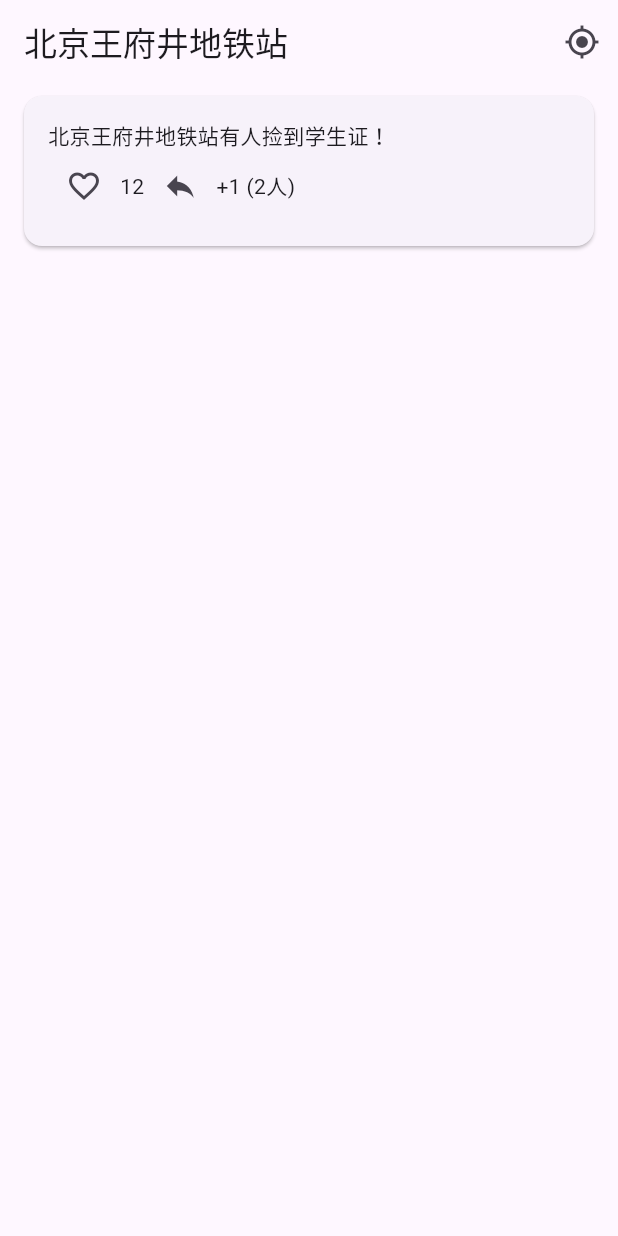
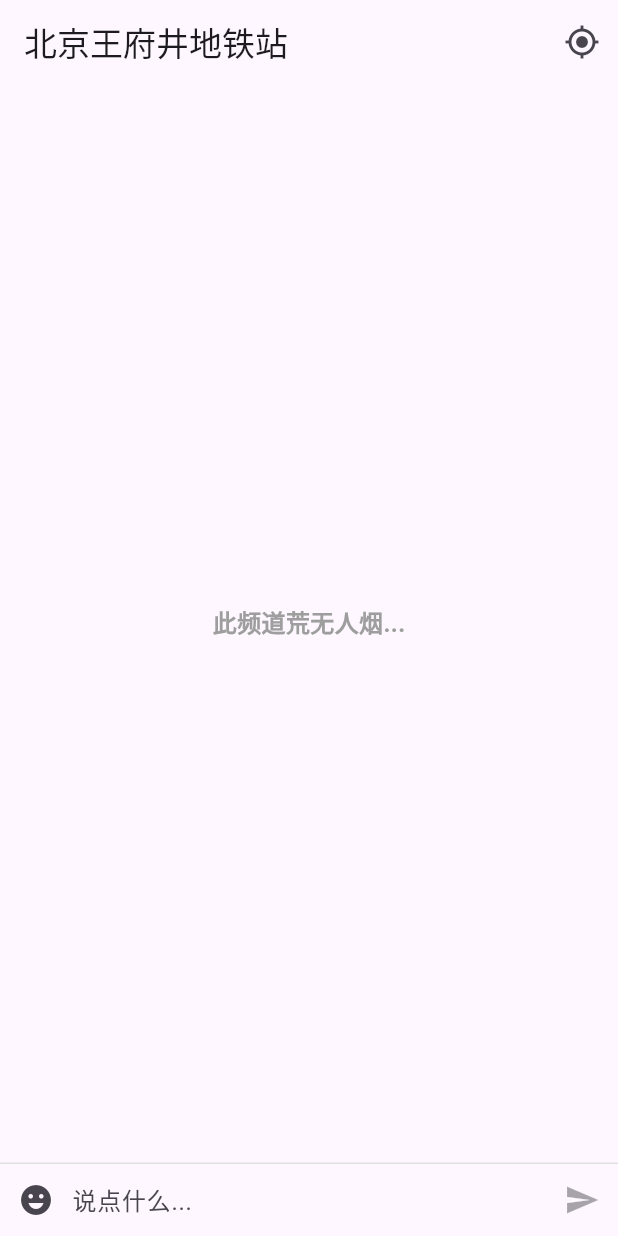
Before and after one commit to xwLyc/GeoWhisper, a Flutter app: the screen it shows after launch, on a phone screen of 412 x 824 dp. Run offline on Flutter 3.47's test engine with Material 3 defaults, Android fonts, the phone set to English and light mode, and no system bars; our stand-ins replace dash_chat_2, emoji_picker_flutter, flutter_chat_types, geolocator.

Commit message:
add chat channel

```diff
--- a/lib/main.dart
+++ b/lib/main.dart
@@ -1,6 +1,7 @@
 import 'package:flutter/material.dart';
 import 'pages/message_list_page.dart';
 import 'routes.dart'; // 引入路由配置
+import './services/message_service.dart';
 
 void main() {
   runApp(const MyApp());
@@ -15,7 +16,11 @@ class MyApp extends StatelessWidget {
       title: '匿名树洞',
       theme: ThemeData.light(),
       darkTheme: ThemeData.dark(),
-      home: const MessageListPage(),
+      home: MessageListPage(
+        messageService: MockMessageService(), // ✅ 使用模拟数据
+        // TODO: 上线替换
+        //  messageService: ApiMessageService(), // ✅ 一键替换为真实接口
+      ),
       routes: appRoutes,
       onGenerateRoute: generateRoute, // ✅ 必须启用动态路由
     );
--- a/lib/models/channel.dart
+++ b/lib/models/channel.dart
@@ -1,11 +1,28 @@
+// models/channel.dart
+import 'dart:convert';
+
 class Channel {
-  final String name;
-  final int distance;
-  final int activeUsers;
+  final String id;
+  final String name; // 聊天室名称
+  final int onlineCount;
+  final String currentUserId; // 当前登录用户 ID（用于判断自己）
+  final String authorId; // 楼主 ID（用于判断是否为楼主）
 
   Channel({
+    required this.id,
     required this.name,
-    required this.distance,
-    required this.activeUsers,
+    required this.authorId,
+    required this.currentUserId, // ✅ 必须初始化
+    this.onlineCount = 0,
   });
+
+  factory Channel.fromJson(Map<String, dynamic> json, String currentUserId) {
+    return Channel(
+      id: json['id'],
+      name: json['name'],
+      onlineCount: json['onlineCount'] ?? 0,
+      currentUserId: currentUserId,
+      authorId: json['authorId'],
+    );
+  }
 }
--- a/lib/models/message.dart
+++ b/lib/models/message.dart
@@ -1,15 +1,35 @@
+// lib/models/message.dart
+import 'package:json_annotation/json_annotation.dart';
+import 'dart:convert';
+
+part 'message.g.dart'; // ✅ 必须与文件名一致（自动生成）
+
+@JsonSerializable() // ✅ 标记类为可序列化
 class Message {
+  final String id;
   final String content;
   final int likes;
   final int replies;
   final String channelId;
   final DateTime timestamp;
+  final int onlineCount;
+  final String authorId;
 
   Message({
+    required this.id,
     required this.content,
-    required this.likes,
-    required this.replies,
+    this.likes = 0,
+    this.replies = 0,
     required this.channelId,
     required this.timestamp,
+    required this.authorId,
+    this.onlineCount = 0,
   });
+
+  // ✅ 使用生成的 _$MessageFromJson
+  factory Message.fromJson(Map<String, dynamic> json) =>
+      _$MessageFromJson(json);
+
+  // ✅ 使用生成的 _$MessageToJson
+  Map<String, dynamic> toJson() => _$MessageToJson(this);
 }
--- a/lib/pages/message_list_page.dart
+++ b/lib/pages/message_list_page.dart
@@ -2,11 +2,17 @@
 import 'package:flutter/material.dart';
 import 'package:geolocator/geolocator.dart'; // ✅ 正确导入 geolocator
 import '../services/location_service.dart';
-import '../services/mock_messages.dart'; // 模拟消息数据
+import '../services/message_service.dart';
 import '../widgets/message_list_view.dart';
+import '../widgets/chat_input_bar.dart';
+import '../models/message.dart';
 
 class MessageListPage extends StatefulWidget {
-  const MessageListPage({Key? key}) : super(key: key);
+  final MessageService messageService; // ✅ 注入依赖
+  const MessageListPage({
+    Key? key,
+    required this.messageService, // 可注入 MockMessageService 或 ApiMessageService
+  }) : super(key: key);
 
   @override
   State<MessageListPage> createState() => _MessageListPageState();
@@ -16,11 +22,35 @@ class _MessageListPageState extends State<MessageListPage> {
   String currentChannel = '定位中...';
   late Future<void> _initFuture;
   final LocationService _locationService = LocationService();
+  List<Message> messages = [];
 
   @override
   void initState() {
     super.initState();
     _initFuture = _loadInitialData();
+    messages = []; // ✅ 初始化为空列表
+  }
+
+  // 新增方法：添加新消息
+  void _addMessage(String content) async {
+    final newMessage = Message(
+      id: DateTime.now().millisecondsSinceEpoch.toString(), // ✅ 确保唯一 ID
+      authorId: 'xxx',
+      content: content,
+      likes: 0,
+      replies: 0,
+      channelId: currentChannel,
+      timestamp: DateTime.now(),
+    );
+    await widget.messageService.sendMessage(newMessage); // ✅ 提交到服务层
+    setState(() {
+      messages.insert(0, newMessage); // ✅ 将新消息插入到列表顶部
+    });
+    // 自动滚动到顶部
+    WidgetsBinding.instance.addPostFrameCallback((_) {
+      // 假设你有一个 ScrollController 控制 MessageListView
+      // 示例：scrollController.animateTo(0, ...);
+    });
   }
 
   Future<void> _loadInitialData() async {
@@ -28,9 +58,12 @@ class _MessageListPageState extends State<MessageListPage> {
       // ✅ 使用 await 获取 Position 对象
       final position = await _locationService.getCurrentPosition();
       if (position != null) {
+        final data =
+            await widget.messageService.getMessagesByChannel(currentChannel);
         final channels = _locationService.getNearbyChannels(position);
         setState(() {
           currentChannel = channels.isNotEmpty ? channels.first : '暂无附近频道';
+          messages = data;
         });
       } else {
         // ✅ 如果定位失败，使用默认位置（北京王府井）
@@ -95,7 +128,20 @@ class _MessageListPageState extends State<MessageListPage> {
         future: _initFuture,
         builder: (context, snapshot) {
           if (snapshot.connectionState == ConnectionState.done) {
-            return MessageListView(channel: currentChannel);
+            return Column(
+              children: [
+                Expanded(
+                  child: MessageListView(
+                      channel: currentChannel,
+                      messages: messages), // ✅ 传递 message
+                ),
+                SafeArea(
+                  top: false, // 只处理底部
+                  bottom: true,
+                  child: ChatInputBar(onSendMessage: _addMessage),
+                ),
+              ],
+            );
           }
           return const Center(child: CircularProgressIndicator());
         },
--- a/lib/services/mock_data.dart
+++ /dev/null
@@ -1,9 +0,0 @@
-import '../models/channel.dart';
-
-List<Channel> mockChannels = [
-  Channel(name: 'XX地铁站', distance: 200, activeUsers: 150),
-  Channel(name: 'XX商圈', distance: 300, activeUsers: 80),
-  Channel(name: '清华大学', distance: 500, activeUsers: 200),
-  Channel(name: '国贸星巴克', distance: 400, activeUsers: 120),
-  Channel(name: 'XX小区', distance: 1200, activeUsers: 50),
-];
--- a/lib/services/mock_messages.dart
+++ /dev/null
@@ -1,23 +0,0 @@
-// lib/models/mock_messages.dart
-class MockMessages {
-  static final List<Map<String, dynamic>> _messages = [
-    {
-      'content': '北京王府井地铁站有人捡到学生证！',
-      'channel': '北京王府井地铁站',
-      'likes': 12,
-      'replies': 2
-    },
-    {
-      'content': '上海陆家嘴星巴克有优惠活动！',
-      'channel': '星巴克(陆家嘴店)',
-      'likes': 8,
-      'replies': 1
-    },
-    {'content': '北京协和医院附近发现流浪猫', 'channel': '北京协和医院', 'likes': 5, 'replies': 0},
-  ];
-
-  static List<Map<String, dynamic>> getMessagesByChannel(String channel) {
-    if (channel == '定位中...') return [];
-    return _messages.where((msg) => msg['channel'] == channel).toList();
-  }
-}
--- a/lib/widgets/channel_item.dart
+++ b/lib/widgets/channel_item.dart
@@ -16,7 +16,7 @@ class ChannelItem extends StatelessWidget {
     return ListTile(
       leading: const Icon(Icons.location_on),
       title: Text(channel.name),
-      subtitle: Text('距离：${channel.distance}m'),
+      // subtitle: Text('距离：${channel.distance}m'),
       trailing: const Icon(Icons.arrow_forward_ios),
       onTap: onTap,
     );
--- /dev/null
+++ b/lib/widgets/chat_input_bar.dart
@@ -0,0 +1,102 @@
+import 'package:flutter/material.dart';
+import 'package:emoji_picker_flutter/emoji_picker_flutter.dart';
+
+class ChatInputBar extends StatefulWidget {
+  final Function(String) onSendMessage;
+
+  const ChatInputBar({Key? key, required this.onSendMessage}) : super(key: key);
+
+  @override
+  _ChatInputBarState createState() => _ChatInputBarState();
+}
+
+class _ChatInputBarState extends State<ChatInputBar> {
+  final TextEditingController _controller = TextEditingController();
+  bool _isInputValid = false;
+  bool _showEmojiPicker = false;
+
+  @override
+  void initState() {
+    super.initState();
+    _controller.addListener(() {
+      setState(() {
+        _isInputValid = _controller.text.trim().isNotEmpty; // ✅ 使用 trim()
+      });
+    });
+  }
+
+  void _sendMessage() {
+    final text = _controller.text.trim();
+    if (text.isNotEmpty) {
+      widget.onSendMessage(text);
+      _controller.clear();
+      _closeEmojiPicker();
+      setState(() {
+        _isInputValid = false; // ✅ 发送后重置状态
+      });
+    }
+  }
+
+  void _toggleEmojiPicker() {
+    setState(() {
+      _showEmojiPicker = !_showEmojiPicker;
+    });
+  }
+
+  void _closeEmojiPicker() {
+    setState(() {
+      _showEmojiPicker = false;
+    });
+  }
+
+  @override
+  Widget build(BuildContext context) {
+    return Column(
+      children: [
+        Divider(height: 1, color: Colors.grey[300]),
+        Row(
+          children: [
+            IconButton(
+              icon: Icon(Icons.emoji_emotions),
+              onPressed: _toggleEmojiPicker,
+            ),
+            Expanded(
+              child: TextField(
+                controller: _controller,
+                maxLines: null,
+                minLines: 1,
+                keyboardType: TextInputType.multiline,
+                decoration: InputDecoration(
+                  hintText: '说点什么...',
+                  border: InputBorder.none,
+                ),
+                onSubmitted: (_) => _sendMessage(),
+              ),
+            ),
+            IconButton(
+              icon: Icon(Icons.send),
+              onPressed: _isInputValid ? _sendMessage : null, // ✅ 统一状态
+              color: _isInputValid ? Colors.blue : Colors.grey, // ✅ 同步颜色
+            ),
+          ],
+        ),
+        if (_showEmojiPicker)
+          Container(
+            height: 250,
+            child: EmojiPicker(
+              onEmojiSelected: (category, emoji) {
+                _controller.text += emoji.emoji;
+                FocusScope.of(context).requestFocus(FocusNode()); // ✅ 收起软键盘
+              },
+              onBackspacePressed: () {
+                if (_controller.text.isNotEmpty) {
+                  _controller.text =
+                      _controller.text.characters.skipLast(1).toString();
+                }
+              },
+            ),
+          ),
+      ],
+    );
+  }
+}
--- a/lib/widgets/message_card.dart
+++ b/lib/widgets/message_card.dart
@@ -1,40 +1,47 @@
 // lib/widgets/message_card.dart
 import 'package:flutter/material.dart';
+import '../models/message.dart';
 
 class MessageCard extends StatelessWidget {
-  final String content;
-  final int likes;
-  final int replies;
-
+  final Message message;
+  final VoidCallback onTap; // ✅ 新增点击回调
   const MessageCard({
     Key? key,
-    required this.content,
-    this.likes = 0,
-    this.replies = 0,
+    required this.message, // ✅ 接收 Message 对象
+    required this.onTap, // ✅ 必须传入点击事件
   }) : super(key: key);
 
   @override
   Widget build(BuildContext context) {
-    return Card(
+    return GestureDetector(
+        onTap: onTap, // ✅ 触发回调
+        child: Card(
           margin: const EdgeInsets.symmetric(horizontal: 16, vertical: 8),
           child: Padding(
             padding: const EdgeInsets.all(16.0),
             child: Column(
               crossAxisAlignment: CrossAxisAlignment.start,
               children: [
-            Text(content),
+                Text(message.content),
                 Row(
                   children: [
                     IconButton(
-                    icon: const Icon(Icons.favorite_border), onPressed: () {}),
-                Text('$likes'),
-                IconButton(icon: const Icon(Icons.reply), onPressed: () {}),
-                Text('+1 ($replies人)'),
+                        icon: const Icon(Icons.favorite_border),
+                        onPressed: () {}),
+                    Text('${message.likes}'),
+                    SizedBox(width: 8),
+                    IconButton(
+                        icon: const Icon(Icons.chat_bubble_outline),
+                        onPressed: () {}),
+                    Text('${message.replies}'),
+                    Spacer(),
+                    Icon(Icons.person_outline, size: 16), // ✅ 在线人数图标
+                    Text('${message.onlineCount}人在线'), // ✅ 显示在线人数
                   ],
                 ),
               ],
             ),
           ),
-    );
+        ));
   }
 }
--- a/lib/widgets/message_list_view.dart
+++ b/lib/widgets/message_list_view.dart
@@ -1,15 +1,23 @@
+// message_list_view.dart
 import 'package:flutter/material.dart';
-import '../services/mock_messages.dart';
+import 'package:geo_whisper/models/channel.dart';
+import '../pages/channel_detail_page.dart'; // ✅ 导入详情页
 import 'message_card.dart';
+import '../models/message.dart';
 
 class MessageListView extends StatelessWidget {
   final String channel;
+  final List<Message> messages; // ✅ 接收外部消息列表
 
-  const MessageListView({Key? key, required this.channel}) : super(key: key);
+  const MessageListView({
+    Key? key,
+    required this.channel,
+    required this.messages, // ✅ 必填参数
+  }) : super(key: key);
 
   @override
   Widget build(BuildContext context) {
-    final messages = MockMessages.getMessagesByChannel(channel);
+    // final messages = MockMessages.getMessagesByChannel(channel);
 
     // ✅ 空状态提示
     if (messages.isEmpty) {
@@ -29,11 +37,28 @@ class MessageListView extends StatelessWidget {
     return ListView.builder(
       itemCount: messages.length,
       itemBuilder: (context, index) {
-        final msg = messages[messages.length - 1 - index]; // 反向遍历
-        return MessageCard(
-          content: msg['content']!,
-          likes: msg['likes']!,
-          replies: msg['replies']!,
+        // final msg = messages[messages.length - 1 - index]; // 反向遍历
+        final msg = messages[index]; // ✅ 使用传入的 messages
+        final channel = Channel(
+          id: msg.channelId,
+          name: msg.content, // 或根据需求自定义名称
+          onlineCount: msg.onlineCount ?? 0,
+          currentUserId: '112', // 从全局状态或 AuthService 获取
+          authorId: msg.authorId,
+        );
+        return KeyedSubtree(
+          // ✅ 强制使用唯一 Key
+          key: ValueKey(msg.id), // ✅ 使用 message.id 作为 Key
+          child: MessageCard(
+            message: msg,
+            onTap: () {
+              Navigator.pushNamed(
+                context,
+                '/channel_detail',
+                arguments: channel, // ✅ 传递 Channel 对象
+              );
+            },
+          ),
         );
       },
     );
```
Also changed, not shown: lib/models/chat_message.dart (added, +28 -0 lines), lib/models/user.dart (added, +10 -0 lines), lib/pages/channel_detail_page.dart (added, +98 -0 lines), lib/pages/message_detail_page.dart (deleted, +0 -27 lines), lib/routes.dart (+6 -4 lines), lib/services/message_service.dart (added, +52 -0 lines), lib/services/websocket_service.dart (added, +42 -0 lines), lib/widgets/chat_message_card.dart (added, +61 -0 lines), lib/widgets/telegram_message_bubble.dart (added, +82 -0 lines), pubspec.yaml (+7 -2 lines), lib/models/message.g.dart (added), pubspec.lock, 7 other files. Lines whose indentation alone changed are shown as unchanged.
